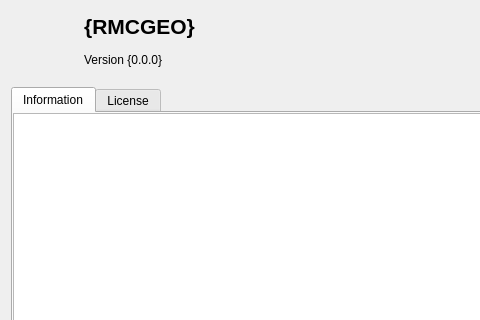
rodolfom9/rmcgeo, file ui/about.ui: the form before one commit; both pictures show x 0 to 480 and y 0 to 320 of the 652 by 512 pixel window.
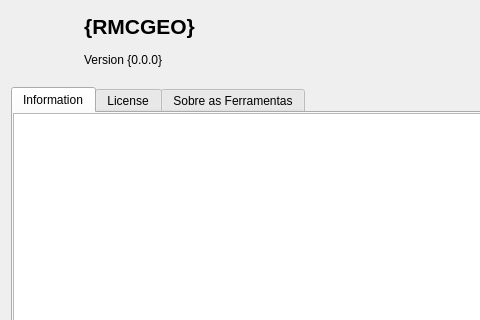
The form after the commit.

The edit to the form file:
```diff
--- a/ui/about.ui
+++ b/ui/about.ui
@@ -179,6 +179,11 @@
        </item>
       </layout>
      </widget>
+     <widget class="QWidget" name="tools_tab">
+      <attribute name="title">
+       <string>Sobre as Ferramentas</string>
+      </attribute>
+     </widget>
     </widget>
    </item>
   </layout>
```
Left out of the diff: 2 changed lines with no effect on the pictures.
